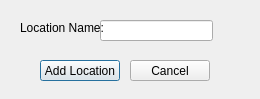
First picture: the form in LAWRENTIAN/LuD/addlocationdialogue.ui, repository pyridine/LAWRENTIAN, before the edit.
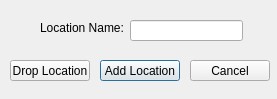
Second picture: the form after the edit.

Patch:
```diff
--- a/LAWRENTIAN/LuD/addlocationdialogue.ui
+++ b/LAWRENTIAN/LuD/addlocationdialogue.ui
@@ -6,7 +6,7 @@
    <rect>
     <x>0</x>
     <y>0</y>
-    <width>260</width>
+    <width>277</width>
     <height>99</height>
    </rect>
   </property>
@@ -16,7 +16,7 @@
   <widget class="QPushButton" name="AddLocButton">
    <property name="geometry">
     <rect>
-     <x>40</x>
+     <x>100</x>
      <y>60</y>
      <width>80</width>
      <height>21</height>
@@ -29,7 +29,7 @@
   <widget class="QPushButton" name="cancelButton">
    <property name="geometry">
     <rect>
-     <x>130</x>
+     <x>190</x>
      <y>60</y>
      <width>80</width>
      <height>21</height>
@@ -42,7 +42,7 @@
   <widget class="QLineEdit" name="nameField">
    <property name="geometry">
     <rect>
-     <x>100</x>
+     <x>130</x>
      <y>20</y>
      <width>113</width>
      <height>21</height>
@@ -52,7 +52,7 @@
   <widget class="QLabel" name="label">
    <property name="geometry">
     <rect>
-     <x>20</x>
+     <x>40</x>
      <y>20</y>
      <width>91</width>
      <height>16</height>
@@ -62,6 +62,19 @@
     <string>Location Name:</string>
    </property>
   </widget>
+  <widget class="QPushButton" name="dropB">
+   <property name="geometry">
+    <rect>
+     <x>10</x>
+     <y>60</y>
+     <width>80</width>
+     <height>21</height>
+    </rect>
+   </property>
+   <property name="text">
+    <string>Drop Location</string>
+   </property>
+  </widget>
  </widget>
  <resources/>
  <connections/>
```
